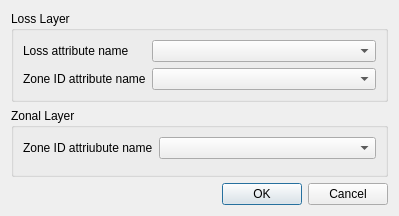
Above: ui/ui_attribute_selection.ui from gem/oq-irmt-qgis before the change. Below: the same form after it.
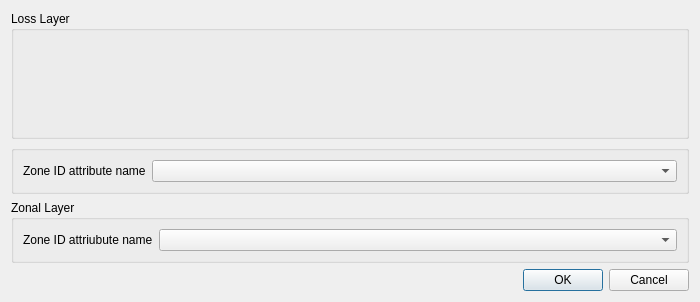
That is the form after the change. Custom widgets are drawn as their Qt base class.

Commit message: Allow to aggregate multiple loss variables by zone

What changed in the file:
```diff
--- a/ui/ui_attribute_selection.ui
+++ b/ui/ui_attribute_selection.ui
@@ -9,8 +9,8 @@
    <rect>
     <x>0</x>
     <y>0</y>
-    <width>399</width>
-    <height>216</height>
+    <width>700</width>
+    <height>302</height>
    </rect>
   </property>
   <property name="windowTitle">
@@ -19,22 +19,33 @@
   <property name="modal">
    <bool>true</bool>
   </property>
-  <layout class="QGridLayout" name="gridLayout">
-   <item row="0" column="0" colspan="2">
-    <widget class="QGroupBox" name="groupBox">
+  <layout class="QVBoxLayout" name="verticalLayout">
+   <item>
+    <widget class="ListMultiSelectWidget" name="loss_attrs_multisel">
+     <property name="sizePolicy">
+      <sizepolicy hsizetype="Preferred" vsizetype="MinimumExpanding">
+       <horstretch>0</horstretch>
+       <verstretch>0</verstretch>
+      </sizepolicy>
+     </property>
      <property name="title">
       <string>Loss Layer</string>
      </property>
+     <zorder>zone_id_attr_name_loss_lbl</zorder>
+     <zorder>zone_id_attr_name_loss_cbox</zorder>
+    </widget>
+   </item>
+   <item>
+    <widget class="QGroupBox" name="groupBox">
+     <property name="title">
+      <string/>
+     </property>
      <layout class="QFormLayout" name="formLayout">
-      <item row="0" column="0">
-       <widget class="QLabel" name="loss_attr_name_lbl">
-        <property name="text">
-         <string>Loss attribute name</string>
-        </property>
-       </widget>
-      </item>
-      <item row="0" column="1">
-       <widget class="QComboBox" name="loss_attr_name_cbox"/>
+      <property name="fieldGrowthPolicy">
+       <enum>QFormLayout::AllNonFixedFieldsGrow</enum>
+      </property>
+      <item row="1" column="1">
+       <widget class="QComboBox" name="zone_id_attr_name_loss_cbox"/>
       </item>
       <item row="1" column="0">
        <widget class="QLabel" name="zone_id_attr_name_loss_lbl">
@@ -43,23 +54,10 @@
         </property>
        </widget>
       </item>
-      <item row="1" column="1">
-       <widget class="QComboBox" name="zone_id_attr_name_loss_cbox"/>
-      </item>
      </layout>
     </widget>
    </item>
-   <item row="2" column="0" colspan="2">
-    <widget class="QDialogButtonBox" name="buttonBox">
-     <property name="orientation">
-      <enum>Qt::Horizontal</enum>
-     </property>
-     <property name="standardButtons">
-      <set>QDialogButtonBox::Cancel|QDialogButtonBox::Ok</set>
-     </property>
-    </widget>
-   </item>
-   <item row="1" column="0" colspan="2">
+   <item>
     <widget class="QGroupBox" name="groupBox_2">
      <property name="title">
       <string>Zonal Layer</string>
@@ -81,8 +79,26 @@
      </layout>
     </widget>
    </item>
+   <item>
+    <widget class="QDialogButtonBox" name="buttonBox">
+     <property name="orientation">
+      <enum>Qt::Horizontal</enum>
+     </property>
+     <property name="standardButtons">
+      <set>QDialogButtonBox::Cancel|QDialogButtonBox::Ok</set>
+     </property>
+    </widget>
+   </item>
   </layout>
  </widget>
+ <customwidgets>
+  <customwidget>
+   <class>ListMultiSelectWidget</class>
+   <extends>QGroupBox</extends>
+   <header>list_multiselect_widget</header>
+   <container>1</container>
+  </customwidget>
+ </customwidgets>
  <resources/>
  <connections>
   <connection>
```
The commit also changes 2 other files.
